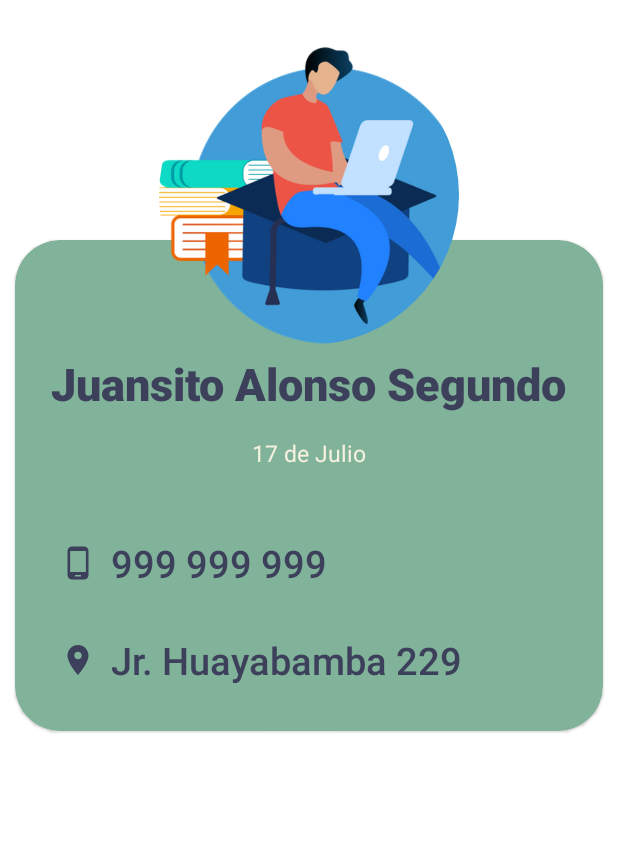
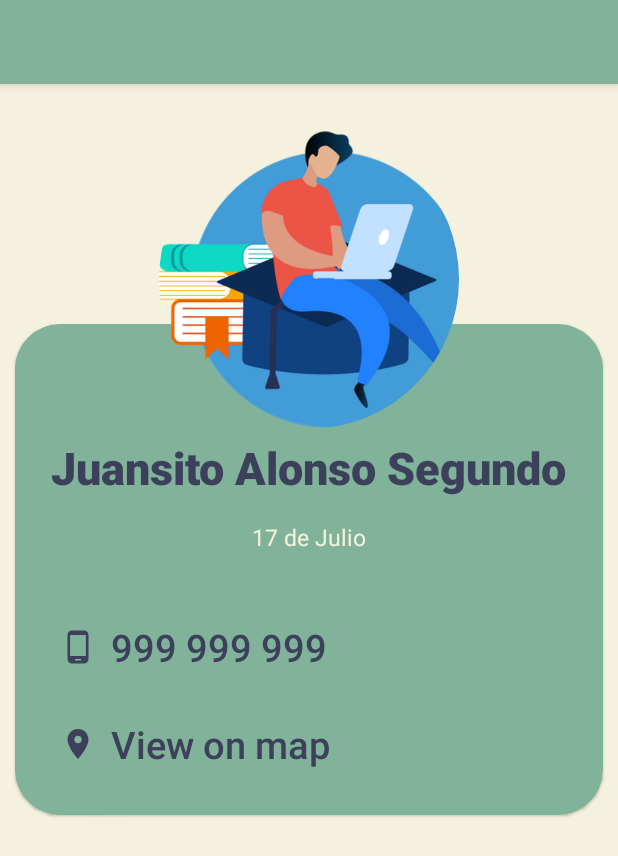
Before and after one commit to oliverTuesta/My_family, an Android app: the layout fragment_family_detail.xml on its own in the app's theme, with its tools: preview values and no code run, on a phone screen of 412 x 824 dp. Shown: the top 856 px of the screen. Run offline under Robolectric (Android 15) with nearby library versions, the phone set to English and light mode, and no system bars.

Commit message:
mapa agregado

```diff
--- a/app/build.gradle
+++ b/app/build.gradle
@@ -61,4 +61,6 @@ dependencies {
     implementation 'androidx.lifecycle:lifecycle-extensions:2.0.0'
     implementation 'androidx.lifecycle:lifecycle-viewmodel-ktx:2.0.0'
 
+    implementation 'com.google.android.gms:play-services-maps:17.0.0'
+
 }
--- a/app/src/main/AndroidManifest.xml
+++ b/app/src/main/AndroidManifest.xml
@@ -9,6 +9,11 @@
         android:roundIcon="@mipmap/ic_launcher_round"
         android:supportsRtl="true"
         android:theme="@style/Theme.MyFamily">
+
+        <meta-data
+            android:name="com.google.android.geo.API_KEY"
+            android:value="AIzaSyCy5DZSaoV5wb_Deh-dhg8egacgZEVgqbc" />
+
         <activity android:name="com.otuesta.myfamily.view.ui.activities.Splash_screen" />
         <activity android:name="com.otuesta.myfamily.view.ui.activities.MainActivity">
             <intent-filter>
--- a/app/src/main/java/com/otuesta/myfamily/model/Family.kt
+++ b/app/src/main/java/com/otuesta/myfamily/model/Family.kt
@@ -1,6 +1,8 @@
 package com.otuesta.myfamily.model
 
-class Family {
+import java.io.Serializable
+
+class Family (): Serializable {
 
     var name: String = ""
     var birthday: String = ""
--- a/app/src/main/java/com/otuesta/myfamily/view/ui/fragments/FamilyFragment.kt
+++ b/app/src/main/java/com/otuesta/myfamily/view/ui/fragments/FamilyFragment.kt
@@ -48,7 +48,7 @@ class FamilyFragment : Fragment(), FamilyListener {
 
         }
 
-    fun observeViewModel(view: View) {
+    private fun observeViewModel(view: View) {
         viewModel.listFamily.observe(viewLifecycleOwner, Observer<List<Family>> { family ->
             familyAdapter.updateData(family)
         })
--- a/app/src/main/res/layout/fragment_family_detail.xml
+++ b/app/src/main/res/layout/fragment_family_detail.xml
@@ -1,12 +1,28 @@
 <?xml version="1.0" encoding="utf-8"?>
-<FrameLayout xmlns:android="http://schemas.android.com/apk/res/android"
+<LinearLayout xmlns:android="http://schemas.android.com/apk/res/android"
+    android:orientation="vertical"
     xmlns:app="http://schemas.android.com/apk/res-auto"
     xmlns:tools="http://schemas.android.com/tools"
     android:layout_width="match_parent"
     android:layout_height="match_parent"
     tools:context=".view.ui.fragments.FamilyDetailFragment">
 
+    <com.google.android.material.appbar.AppBarLayout
+        android:layout_width="match_parent"
+        android:layout_height="wrap_content">
+
+        <Toolbar
+            android:id="@+id/tbFamilyDetail"
+            android:background="@color/secondBackground"
+            android:layout_width="match_parent"
+            android:layout_height="wrap_content">
+        </Toolbar>
+
+
+    </com.google.android.material.appbar.AppBarLayout>
+
     <RelativeLayout
+        android:background="@color/mainBackground"
         android:layout_width="match_parent"
         android:layout_height="match_parent"
         tools:ignore="UselessParent">
@@ -26,6 +42,7 @@
                 android:orientation="vertical">
 
                 <TextView
+                    android:id="@+id/tvNameFamily"
                     android:layout_width="wrap_content"
                     android:layout_height="wrap_content"
                     android:layout_gravity="center_horizontal"
@@ -39,6 +56,7 @@
                     android:fontFamily="sans-serif-black"/>
 
                 <TextView
+                    android:id="@id/tvBirthday"
                     android:layout_width="wrap_content"
                     android:layout_height="wrap_content"
                     android:layout_gravity="center_horizontal"
@@ -48,6 +66,7 @@
                     android:textSize="@dimen/lightText"/>
 
                 <TextView
+                    android:id="@+id/tvPhone"
                     android:layout_width="wrap_content"
                     android:layout_height="wrap_content"
                     android:layout_marginStart="30dp"
@@ -60,6 +79,7 @@
                     android:textColor="@color/mainText" />
 
                 <TextView
+                    android:id="@+id/tvLocation"
                     android:layout_width="wrap_content"
                     android:layout_height="wrap_content"
                     android:layout_marginStart="30dp"
@@ -69,10 +89,11 @@
                     android:drawablePadding="10dp"
                     android:fontFamily="sans-serif-medium"
                     app:drawableStartCompat="@drawable/ic_location"
-                    tools:text="Jr. Huayabamba 229"
+                    android:text="View on map"
                     android:lines="1"
                     android:textSize="@dimen/subTitle"
                     android:textColor="@color/mainText"/>
+
             </LinearLayout>
 
         </androidx.cardview.widget.CardView>
@@ -87,4 +108,4 @@
             android:translationZ="@dimen/card_margin" />
 
     </RelativeLayout>
-</FrameLayout>
+</LinearLayout>
--- a/app/src/main/res/layout/fragment_location.xml
+++ b/app/src/main/res/layout/fragment_location.xml
@@ -5,9 +5,10 @@
     android:layout_height="match_parent"
     tools:context=".view.ui.fragments.LocationFragment">
 
-    <TextView
+    <fragment
+        android:id="@+id/map"
         android:layout_width="match_parent"
         android:layout_height="match_parent"
-        android:text="@string/hello_blank_fragment" />
+        android:name="com.google.android.gms.maps.SupportMapFragment"/>
 
 </FrameLayout>
--- a/app/src/main/res/navigation/nav_graph.xml
+++ b/app/src/main/res/navigation/nav_graph.xml
@@ -31,9 +31,10 @@
         android:name="com.otuesta.myfamily.view.ui.fragments.LocationFragment"
         android:label="fragment_location"
         tools:layout="@layout/fragment_location" />
-    <fragment
+    <dialog
         android:id="@+id/familyDetailFragment"
         android:name="com.otuesta.myfamily.view.ui.fragments.FamilyDetailFragment"
         android:label="fragment_family_detail"
-        tools:layout="@layout/fragment_family_detail" />
+        tools:layout="@layout/fragment_family_detail"
+        />
 </navigation>
```
Also changed, not shown: app/src/main/java/com/otuesta/myfamily/view/ui/fragments/FamilyDetailFragment.kt (+47 -38 lines), app/src/main/java/com/otuesta/myfamily/view/ui/fragments/LocationFragment.kt (+16 -41 lines), app/src/main/res/drawable/ic_close.xml (added, +10 -0 lines), app/src/main/res/values/style.xml (+14 -0 lines).
